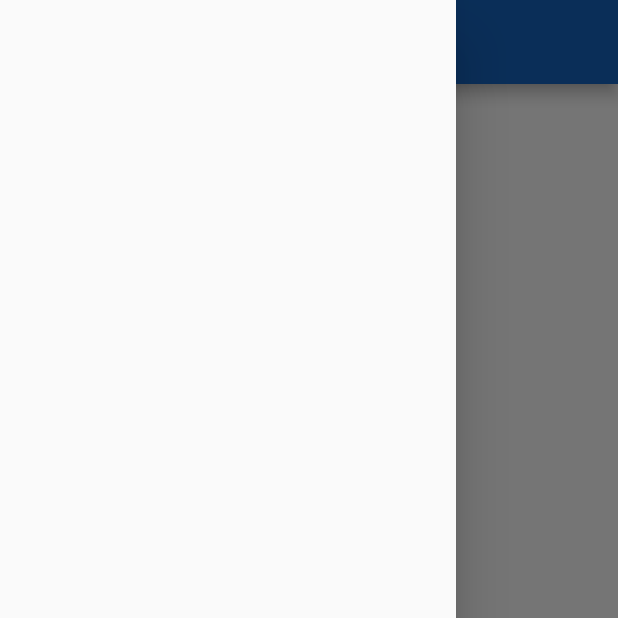
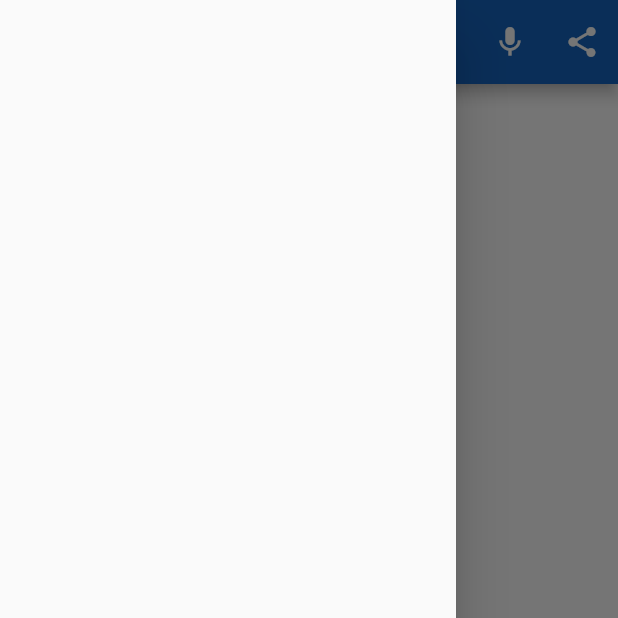
Before and after one commit to SanjayDev01/bookstoreapp, a Flutter app: the HomeScreen screen opened directly, item 2 of the bottom bar chosen, with the side drawer open, on a phone screen of 412 x 824 dp, the top half of it. Run offline on Flutter 3.47's test engine with Material 2 defaults, Android fonts, the phone set to English and light mode, and no system bars; drawn by our look-alikes of flutter_snake_navigationbar; our stand-ins replace firebase_auth, firebase_core, google_sign_in, lottie, share, shared_preferences; accounts and stored records are empty; network calls fail.

Commit message:
share the app done

```diff
--- a/lib/screens/home_screen.dart
+++ b/lib/screens/home_screen.dart
@@ -1,6 +1,7 @@
 import 'package:bookstoreapp/components/horizontal_list.dart';
 import 'package:flutter/material.dart';
 import 'package:flutter_snake_navigationbar/flutter_snake_navigationbar.dart';
+import 'package:share/share.dart';
 
 class HomeScreen extends StatefulWidget {
   const HomeScreen({Key? key}) : super(key: key);
@@ -47,12 +48,38 @@ class _HomeScreenState extends State<HomeScreen> {
     ),
   ];
 
+  _onShare(BuildContext context) async {
+    // A builder is used to retrieve the context immediately
+    // surrounding the ElevatedButton.
+    //
+    // The context's `findRenderObject` returns the first
+    // RenderObject in its descendent tree when it's not
+    // a RenderObjectWidget. The ElevatedButton's RenderObject
+    // has its position and size after it's built.
+    final RenderBox box = context.findRenderObject() as RenderBox;
+
+    await Share.share("check out my website https://example.com",
+        sharePositionOrigin: box.localToGlobal(Offset.zero) & box.size);
+  }
+
   @override
   Widget build(BuildContext context) {
     return Scaffold(
       appBar: AppBar(
         title: const Text('Book Store'),
         backgroundColor: Colors.blue.shade800,
+        actions: [
+          IconButton(
+            icon: const Icon(Icons.mic),
+            onPressed: () {},
+          ),
+          IconButton(
+            icon: const Icon(Icons.share),
+            onPressed: () {
+              _onShare(context);
+            },
+          ),
+        ],
       ),
       drawer: const Drawer(),
       backgroundColor: Colors.white,
--- a/pubspec.yaml
+++ b/pubspec.yaml
@@ -40,6 +40,7 @@ dependencies:
   firebase_auth: ^3.3.11
   firebase_core: ^1.13.1
   shared_preferences: ^2.0.13
+  share: ^2.0.4
 
 dev_dependencies:
   flutter_test:
```
Also changed, not shown: pubspec.lock.
